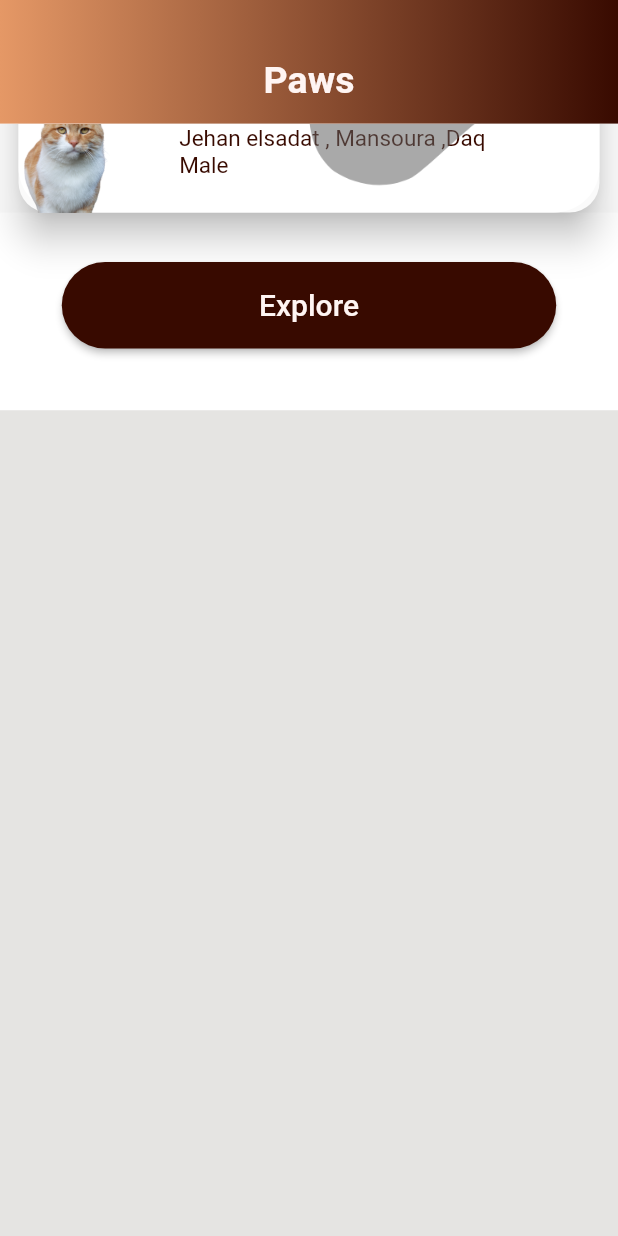
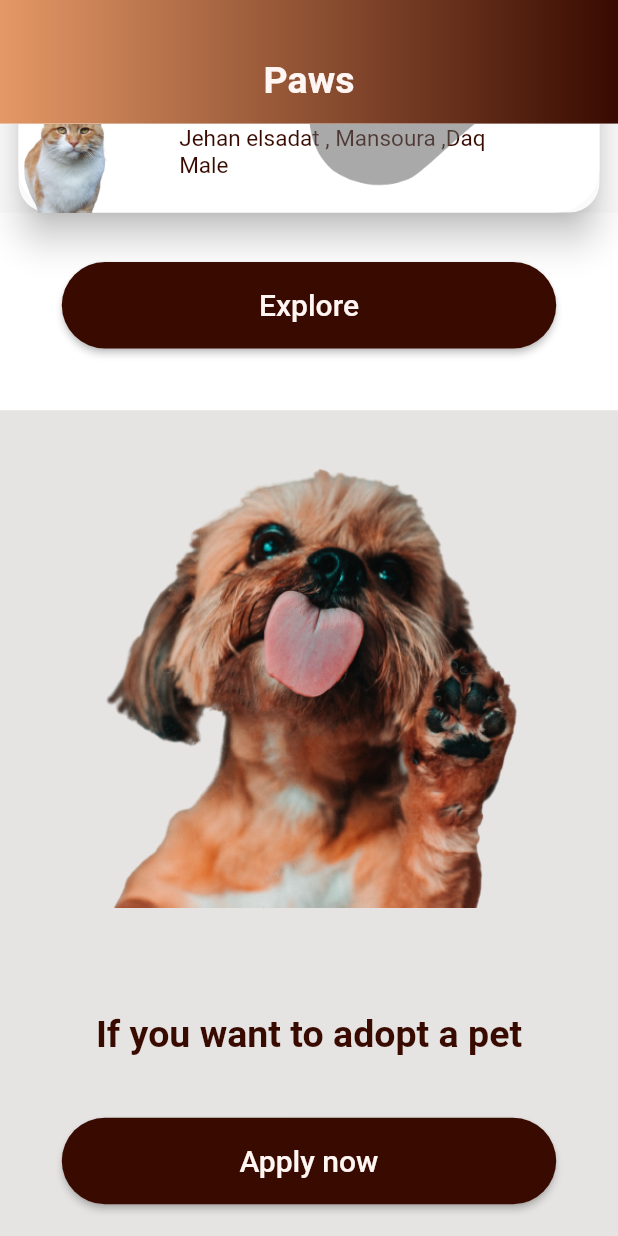
Before and after one commit to RunTimeTerror-0/save-pets, a Flutter app: the screen it shows after launch, scrolled down 1152 dp, on a phone screen of 412 x 824 dp. Run offline on Flutter 3.47's test engine with Material 2 defaults, Android fonts, the phone set to English and light mode, and no system bars.

Commit message:
finish home UI

```diff
--- a/lib/presentation/view/screens/home_screen.dart
+++ b/lib/presentation/view/screens/home_screen.dart
@@ -128,7 +128,87 @@ class HomeScreen extends StatelessWidget {
           Container(
             color: AppColors.grey,
             width: double.infinity,
+            height: context.height * 0.7,
+            child: Padding(
+              padding: const EdgeInsets.all(10.0),
+              child: Column(
+                mainAxisSize: MainAxisSize.max,
+                children: [
+                  Image.asset(
+                    "assets/photos/tamas-pap.png",
+                    height: context.height * 0.4,
+                  ),
+                  SizedBox(
+                    height: context.height * 0.075,
+                  ),
+                  Center(
+                    child: Text(
+                      "If you want to adopt a pet",
+                      style: getBoldStyle(
+                          color: AppColors.darkBrown, fontSize: 25),
+                    ),
+                  ),
+                  SizedBox(
+                    height: context.height * 0.05,
+                  ),
+                  Center(
+                    child: CustomButton(
+                        textColor: AppColors.offWhite,
+                        backgroundColor: AppColors.darkBrown,
+                        lable: "Apply now",
+                        height: context.height * 0.07,
+                        width: context.width * 0.8,
+                        onTap: () {},
+                        isOutlined: false),
+                  ),
+                ],
+              ),
+            ),
+          ),
+          Container(
+            width: double.infinity,
             height: context.height * 0.8,
+            color: AppColors.darkBrown,
+            child: Padding(
+              padding: const EdgeInsets.all(10.0),
+              child: Column(
+                crossAxisAlignment: CrossAxisAlignment.center,
+                children: [
+                  Image.asset(
+                    "assets/photos/richard.png",
+                    height: context.height * 0.45,
+                  ),
+                  Center(
+                    child: Text(
+                      "The pet loves care and always needs it",
+                      style:
+                          getBoldStyle(color: AppColors.offWhite, fontSize: 25),
+                    ),
+                  ),
+                  SizedBox(
+                    height: context.height * 0.01,
+                  ),
+                  Text(
+                    "Learn how to take care of your pet so that he loves you. Get some awareness articles about diseases and risks.",
+                    style: getRegularStyle(
+                        color: AppColors.offWhite, fontSize: 20),
+                  ),
+                  SizedBox(
+                    height: context.height * 0.05,
+                  ),
+                  Center(
+                    child: CustomButton(
+                        textColor: AppColors.darkBrown,
+                        backgroundColor: AppColors.offWhite,
+                        lable: "Help Them",
+                        height: context.height * 0.07,
+                        width: context.width * 0.8,
+                        onTap: () {},
+                        isOutlined: false),
+                  ),
+                ],
+              ),
+            ),
           )
         ]),
       ),
```
